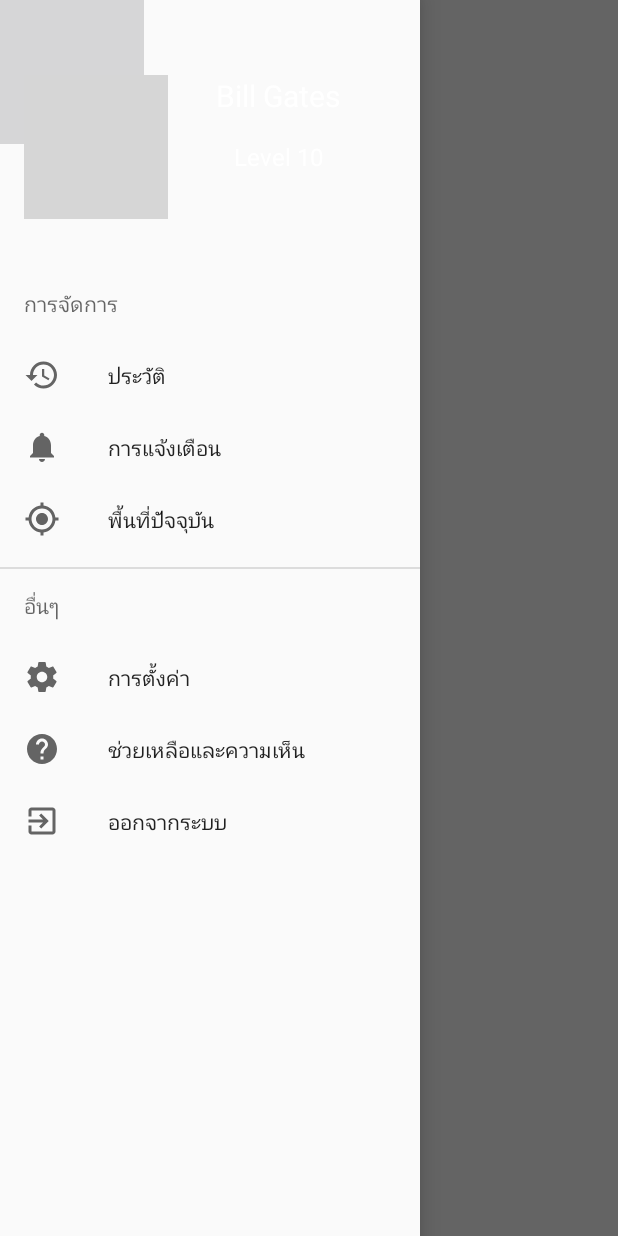
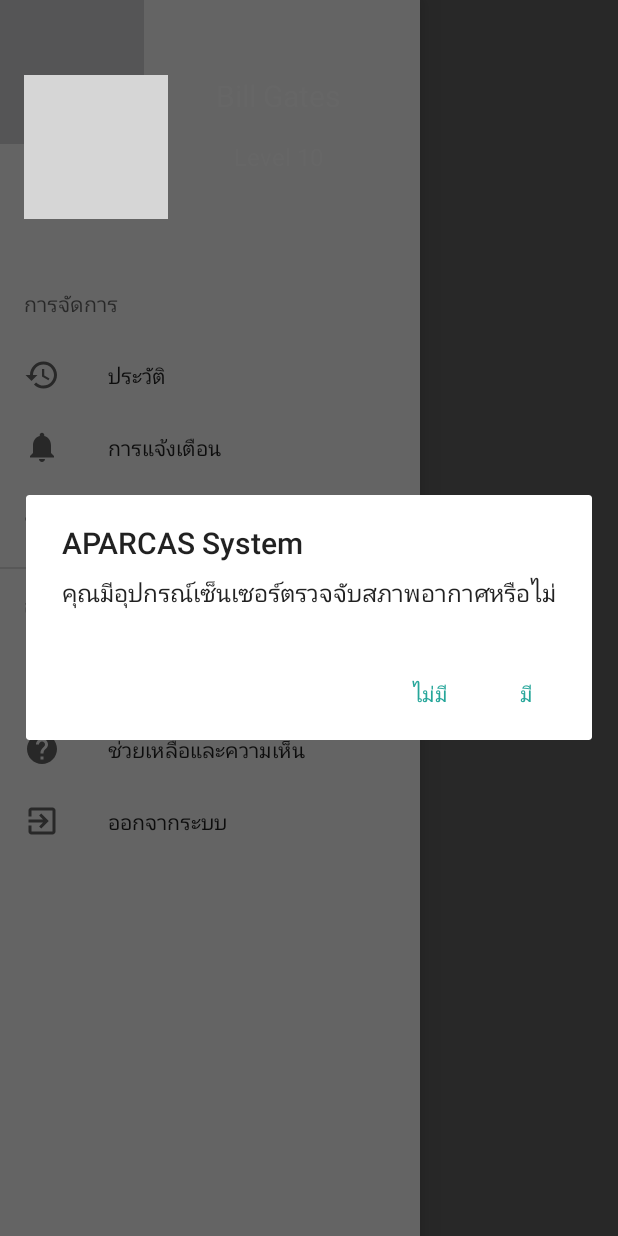
Before and after one commit to OoI3enZaoo/GITFrameApacas, an Android app: the FeedHomeFragment screen opened directly, with no data from a screen before it, with the side drawer open, on a phone screen of 412 x 824 dp. Run offline under Robolectric (Android 15) with nearby library versions, the phone set to English and light mode, and no system bars; our stand-ins replace CircleImageView; libraries missing offline, so code that uses them is left out: com.arlib.floatingsearchview, com.lzp.floatingactionbuttonplus, devlight.io.library, org.eazegraph.lib, pl.pawelkleczkowski.customgauge; 43 statements that could not run were skipped; grey boxes are pictures that could not be loaded.

Commit message:
Dialog after login

```diff
--- a/app/src/main/java/com/admin/gitframeapacas/Fragment/FeedHomeFragment.java
+++ b/app/src/main/java/com/admin/gitframeapacas/Fragment/FeedHomeFragment.java
@@ -1,9 +1,14 @@
 package com.admin.gitframeapacas.Fragment;
 
+import android.content.DialogInterface;
 import android.content.Intent;
 import android.graphics.Color;
 import android.os.Bundle;
+import android.support.constraint.ConstraintLayout;
+import android.support.design.widget.Snackbar;
 import android.support.v4.app.Fragment;
+import android.support.v7.app.AlertDialog;
+import android.util.Log;
 import android.view.LayoutInflater;
 import android.view.View;
 import android.view.ViewGroup;
@@ -12,6 +17,7 @@
 import android.widget.Toast;
 
 import com.admin.gitframeapacas.R;
+import com.admin.gitframeapacas.SQLite.DBUser;
 import com.admin.gitframeapacas.Service.SendGasService;
 import com.admin.gitframeapacas.Views.GraphGasActivity;
 import com.admin.gitframeapacas.Views.RecommendActivity;
@@ -32,35 +38,79 @@
 
 public class FeedHomeFragment extends Fragment {
 
-    private static final String TAG = "AnonymousAuth";
 
-
+    private static String TAG = "BENFeedHomeFragment";
     private BarChart mBarChart;
     private FloatingActionButtonPlus mActionButtonPlus;
     private CustomGauge gauge;
     private TextView txtAQI;
     private Button mRandomGas;
+
     public FeedHomeFragment() {
 
     }
     @Override
     public View onCreateView(LayoutInflater inflater, ViewGroup container, Bundle savedInstanceState) {
 
-        View v = inflater.inflate(R.layout.fragment_home, container, false);
+        final View v = inflater.inflate(R.layout.fragment_home, container, false);
         mBarChart = (BarChart) v.findViewById(R.id.barchart);
         mActionButtonPlus = (FloatingActionButtonPlus) v.findViewById(R.id.ActionButtonPlus);
         gauge = (CustomGauge) v.findViewById(R.id.gaugeMaster);
         txtAQI = (TextView) v.findViewById(R.id.txtAQI);
         mRandomGas = (Button) v.findViewById(R.id.btnRandomGas);
+        final ConstraintLayout view = (ConstraintLayout) v.findViewById(R.id.fragment_home);
+        final ViewGroup parent = (ViewGroup) view.getParent();
         loadData();
+        DBUser db = new DBUser(getActivity());
+        String user_type = db.getUserType();
+        if (user_type.equals("member")) {
+            Log.i(TAG, "You are member");
+
+
+        } else {//user
+            Log.i(TAG, "You are user");
+
+            AlertDialog.Builder alertDialogBuilder = new AlertDialog.Builder(
+                    getActivity());
+
+            alertDialogBuilder.setTitle("APARCAS System");
+            alertDialogBuilder
+                    .setMessage("คุณมีอุปกรณ์เซ็นเซอร์ตรวจจับสภาพอากาศหรือไม่")
+                    .setCancelable(false)
+                    .setPositiveButton("มี", new DialogInterface.OnClickListener() {
+                        public void onClick(DialogInterface dialog, int id) {
+
+                            Log.i(TAG, "มีเซ็นเซอร์");
+                            gauge.setVisibility(View.GONE);
+                            txtAQI.setVisibility(View.GONE);
+                            dialog.cancel();
+
+                        }
+                    })
+                    .setNegativeButton("ไม่มี", new DialogInterface.OnClickListener() {
+                        public void onClick(DialogInterface dialog, int id) {
+
+                            Log.i(TAG, "ไม่มีเซ็เนซอร์");
+                            dialog.cancel();
+                            Snackbar snackbar = Snackbar.make(view, "หากคุณมีเซ็นเซอร์ คุณสามารถเข้าไปเปิดการใช้งานที่ตั้งค่าได้ในภายหลัง", Snackbar.LENGTH_LONG);
+                            snackbar.show();
+                        }
+                    });
+
+            // create alert dialog
+            AlertDialog alertDialog = alertDialogBuilder.create();
+
+            // show it
+            alertDialog.show();
+        }
         return v;
     }
     private void loadData() {
 
+        Log.i(TAG, "loadData");
         // final int[] random = {40, 60, 110, 210, 400};
         mRandomGas.setOnClickListener(new View.OnClickListener() {
             //    int count = 0;
-
             @Override
             public void onClick(View view) {
                 //MQTTRunning = MQTTRunning == false;
--- a/app/src/main/java/com/admin/gitframeapacas/SQLite/DBUser.java
+++ b/app/src/main/java/com/admin/gitframeapacas/SQLite/DBUser.java
@@ -12,7 +12,8 @@
     public static final String DATABASE_NAME = "User.db";
     public static final String CONTACTS_TABLE_NAME = "user";
     public static final String CONTACTS_COLUMN_NAME = "name";
-    public static final String CONTACTS_COLUMN_STATUS = "status";
+    public static final String CONTACTS_COLUMN_STATUS = "statusLogin";
+    public static final String CONTACTS_COLUMN_TYPE = "usertype";
     public static final String CONTACTS_COLUMN_GRID = "grid";
 
     public DBUser(Context context) {
@@ -27,12 +28,15 @@
                         "(" +
                         CONTACTS_COLUMN_NAME + " text," +
                         CONTACTS_COLUMN_STATUS + " integer," +
-                        CONTACTS_COLUMN_GRID + " integer" +
+                        CONTACTS_COLUMN_GRID + " integer," +
+                        CONTACTS_COLUMN_TYPE + " text" +
+
+
                         ")"
         );
 
         db.execSQL(
-                "INSERT INTO " + CONTACTS_TABLE_NAME + " VALUES ('x',0,0)"
+                "INSERT INTO " + CONTACTS_TABLE_NAME + " VALUES ('x',0,0,'')"
 
         );
     }
@@ -78,6 +82,13 @@
         return true;
     }
 
+    public boolean updateUserType(String name) {
+        SQLiteDatabase db = this.getWritableDatabase();
+        ContentValues contentValues = new ContentValues();
+        contentValues.put(CONTACTS_COLUMN_TYPE, name);
+        db.update(CONTACTS_TABLE_NAME, contentValues, null, null);
+        return true;
+    }
 
 
     public int getStatus() {
@@ -121,4 +132,19 @@
 
         return place;
     }
+
+    public String getUserType() {
+        String place = null;
+        SQLiteDatabase db = this.getReadableDatabase();
+        Cursor res = db.rawQuery("select " + CONTACTS_COLUMN_TYPE + " from " + CONTACTS_TABLE_NAME, null);
+
+        res.moveToFirst();
+
+        while (res.isAfterLast() == false) {
+            place = res.getString(res.getColumnIndex(CONTACTS_COLUMN_TYPE));
+            res.moveToNext();
+        }
+
+        return place;
+    }
 }
--- a/app/src/main/java/com/admin/gitframeapacas/Service/SendGasService.java
+++ b/app/src/main/java/com/admin/gitframeapacas/Service/SendGasService.java
@@ -29,7 +29,6 @@
     private String mqttUser = "admin";
     private String mqttPwd = "admin";
     private String sssn = "aparcas_raw";
-
     @Override
     public IBinder onBind(Intent intent) {
         return null;
@@ -45,12 +44,9 @@
                 if (MQTTRunning) {
                     MQTTSender();
                 }
-
             }
         }, 0, 3000);
-
     }
-
     public void onDestroy() {
         Toast.makeText(getApplication(), "Stop Service!", Toast.LENGTH_LONG).show();
     }
--- a/app/src/main/java/com/admin/gitframeapacas/Views/HomeActivity.java
+++ b/app/src/main/java/com/admin/gitframeapacas/Views/HomeActivity.java
@@ -11,6 +11,7 @@
 import android.support.v4.view.ViewPager;
 import android.support.v4.widget.DrawerLayout;
 import android.support.v7.app.AppCompatActivity;
+import android.util.Log;
 import android.view.Menu;
 import android.view.MenuItem;
 import android.view.View;
@@ -22,6 +23,7 @@
 import com.admin.gitframeapacas.Fragment.FeedMapFragment;
 import com.admin.gitframeapacas.R;
 import com.admin.gitframeapacas.SQLite.DBUser;
+import com.admin.gitframeapacas.Service.SendGasService;
 import com.arlib.floatingsearchview.FloatingSearchView;
 
 import java.util.ArrayList;
@@ -36,6 +38,7 @@
     static FloatingSearchView searchDistrict;
     static FloatingSearchView searchNavigate;
     private static DrawerLayout mDrawerLayout;
+    private static String TAG = "BENHomeActivity";
     private SectionsPagerAdapter mSectionsPagerAdapter;
 
     @Override
@@ -46,8 +49,6 @@
 
         initUI();
         mDrawerLayout = (DrawerLayout) findViewById(R.id.drawer_layout);
-
-
         NavigationView navigationView = (NavigationView) findViewById(R.id.nav_view2);
         navigationView.setNavigationItemSelectedListener(this);
         navigationView.setOnClickListener(new View.OnClickListener() {
@@ -66,7 +67,7 @@
         searchNavigate.attachNavigationDrawerToMenuButton(mDrawerLayout);
 
 
-        //startService(new Intent(getApplicationContext(), SendGasService.class));
+        startService(new Intent(getApplicationContext(), SendGasService.class));
     }
 
 
@@ -77,6 +78,7 @@
 
     private void initUI() {
 
+        Log.i(TAG, "initUI");
         mSectionsPagerAdapter = new SectionsPagerAdapter(getSupportFragmentManager());
         final ViewPager viewPager = (ViewPager) findViewById(R.id.container);
         viewPager.setAdapter(mSectionsPagerAdapter);
@@ -272,13 +274,16 @@
             // Return a PlaceholderFragment (defined as a static inner class below).
             switch (position) {
                 case 0:
+                    Log.i(TAG, "FeedHomeFragment");
                     return new FeedHomeFragment();
-
                 case 1:
+                    Log.i(TAG, "FeedFavoriteFragment");
                     return new FeedFavoriteFragment();
                 case 2:
+                    Log.i(TAG, "FeedMapFragment");
                     return new FeedMapFragment();
                 case 3:
+                    Log.i(TAG, "FeedAboutAQIFragment");
                     return new FeedAboutAQIFragment();
 
 
--- a/app/src/main/res/layout/activity_login.xml
+++ b/app/src/main/res/layout/activity_login.xml
@@ -107,7 +107,8 @@
         android:layout_marginStart="8dp"
         android:layout_marginTop="50dp"
         android:text="@string/skip"
-        android:textStyle="italic"
+        android:textSize="20sp"
+        android:textStyle="bold"
         app:layout_constraintLeft_toLeftOf="@+id/btnReset"
         app:layout_constraintRight_toRightOf="@+id/btnReset"
         app:layout_constraintTop_toBottomOf="@+id/btnReset" />
--- a/app/src/main/res/layout/fragment_home.xml
+++ b/app/src/main/res/layout/fragment_home.xml
@@ -9,6 +9,7 @@
     <android.support.constraint.ConstraintLayout xmlns:android="http://schemas.android.com/apk/res/android"
         xmlns:app="http://schemas.android.com/apk/res-auto"
         xmlns:tools="http://schemas.android.com/tools"
+        android:id="@+id/fragment_home"
         android:layout_width="match_parent"
         android:layout_height="match_parent"
         android:orientation="vertical"
```
Also changed, not shown: app/src/main/java/com/admin/gitframeapacas/Views/LoginActivity.java (+6 -1 lines), app/src/main/java/com/admin/gitframeapacas/Views/SignUpActivity.java (+19 -13 lines).
